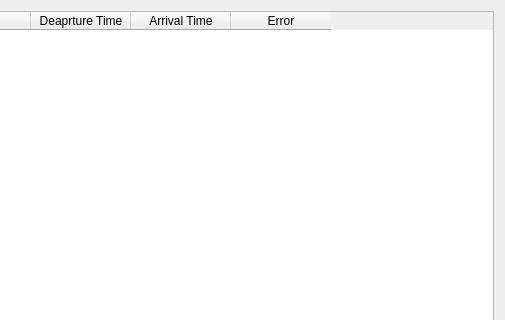
First picture: the form in ui/departurecontrol.ui, repository SUV-Olympiad/SUV-GCS, before the edit; both pictures show x 481 to 986 and y 0 to 320 of the 986 by 597 pixel window.
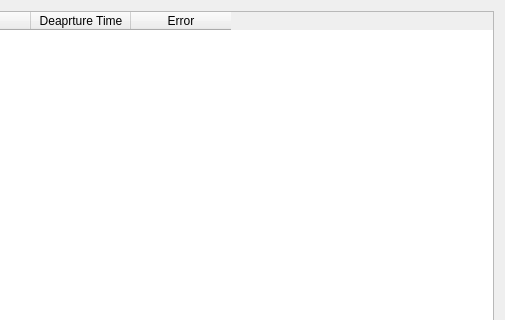
Second picture: the form after the edit.

Commit message: Fix:error msg

```diff
--- a/ui/departurecontrol.ui
+++ b/ui/departurecontrol.ui
@@ -55,11 +55,6 @@
        <string>Deaprture Time</string>
       </property>
      </column>
-     <column>
-      <property name="text">
-       <string>Arrival Time</string>
-      </property>
-     </column>
      <column>
       <property name="text">
        <string>Error</string>
```
The commit also changes 2 other files.
